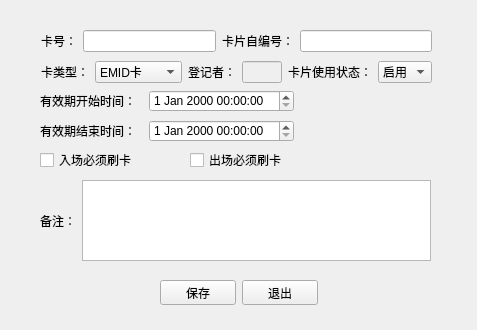
Above: Dialog/monthlycarddialog.ui from Anne081031/WinParkUI before the change. Below: the same form after it.
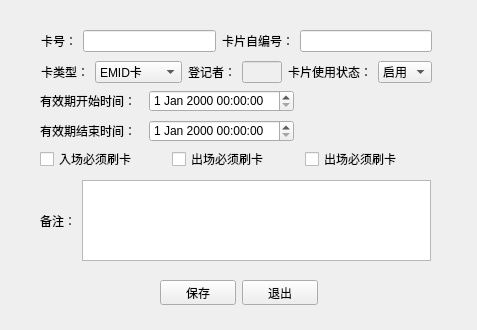
That is the form after the change.

The edit to the form file:
```diff
--- a/Dialog/monthlycarddialog.ui
+++ b/Dialog/monthlycarddialog.ui
@@ -224,31 +224,38 @@
     <string/>
    </property>
   </widget>
-  <widget class="QCheckBox" name="chkEnter">
+  <widget class="QWidget" name="">
    <property name="geometry">
     <rect>
      <x>40</x>
-     <y>152</y>
-     <width>111</width>
-     <height>16</height>
+     <y>150</y>
+     <width>391</width>
+     <height>18</height>
     </rect>
    </property>
+   <layout class="QHBoxLayout" name="horizontalLayout_7">
+    <item>
+     <widget class="QCheckBox" name="chkEnter">
    <property name="text">
     <string>入场必须刷卡</string>
    </property>
   </widget>
+    </item>
+    <item>
   <widget class="QCheckBox" name="chkLeave">
-   <property name="geometry">
-    <rect>
-     <x>190</x>
-     <y>152</y>
-     <width>101</width>
-     <height>16</height>
-    </rect>
-   </property>
+      <property name="text">
+       <string>出场必须刷卡</string>
+      </property>
+     </widget>
+    </item>
+    <item>
+     <widget class="QCheckBox" name="chkMIMO">
    <property name="text">
     <string>出场必须刷卡</string>
    </property>
+     </widget>
+    </item>
+   </layout>
   </widget>
  </widget>
  <resources/>
```
Lines whose indentation alone changed are shown as unchanged.
